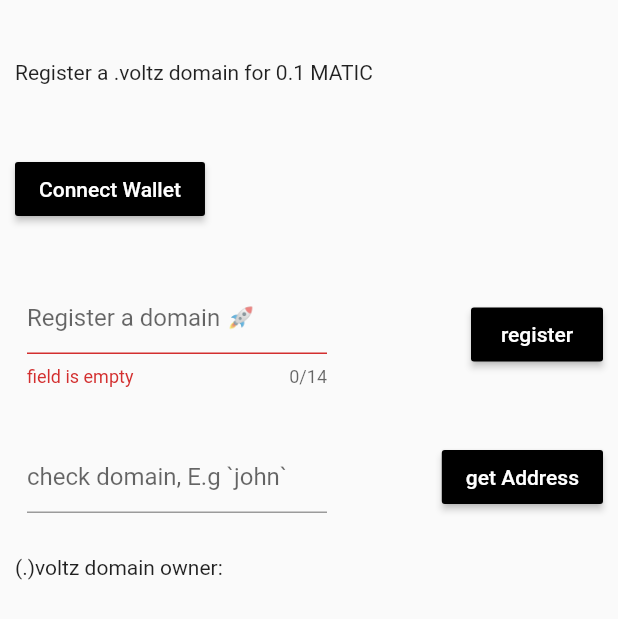
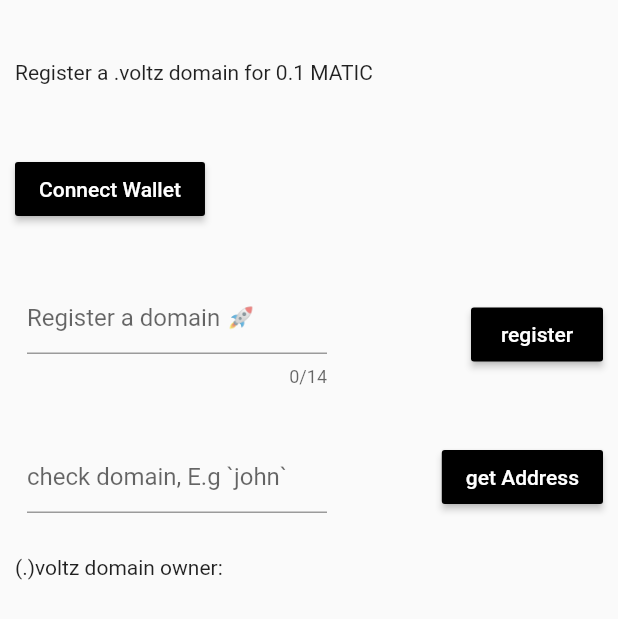
Before and after one commit to viktorvoltz/open-name-service, a Flutter app: the screen it shows after launch, on a phone screen of 412 x 824 dp. Shown: the top 619 px of the screen. Run offline on Flutter 3.47's test engine with Material 2 defaults, Android fonts, the phone set to English and light mode, and no system bars; our stand-ins replace connectivity_plus, get_it; missing offline and left inert: walletconnect_dart, web3dart; project files that could hold a hidden picture were left out.

```diff
--- a/lib/page/contr_page.dart
+++ b/lib/page/contr_page.dart
@@ -27,7 +27,7 @@ class _ContractPageState extends State<ContractPage> {
     super.dispose();
   }
 
-  String? get _errorText {
+  /*String? get _errorText {
     final text = _nameController.value.text;
 
     if (text.isEmpty) {
@@ -35,7 +35,7 @@ class _ContractPageState extends State<ContractPage> {
     }
 
     return null;
-  }
+  }*/
 
   @override
   Widget build(BuildContext context) {
@@ -75,9 +75,8 @@ class _ContractPageState extends State<ContractPage> {
                     child: TextField(
                       maxLength: 14,
                       controller: _nameController,
-                      decoration: InputDecoration(
+                      decoration: const InputDecoration(
                         hintText: 'Register a domain 🚀',
-                        errorText: _errorText,
                       ),
                     ),
                   ),
```
